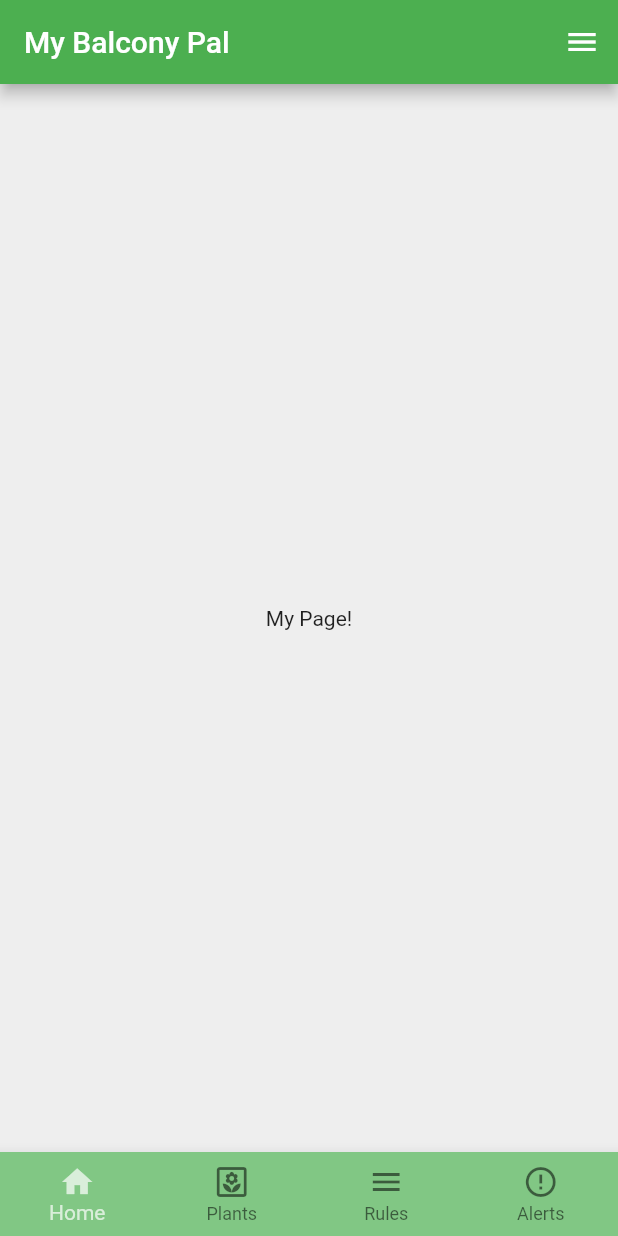
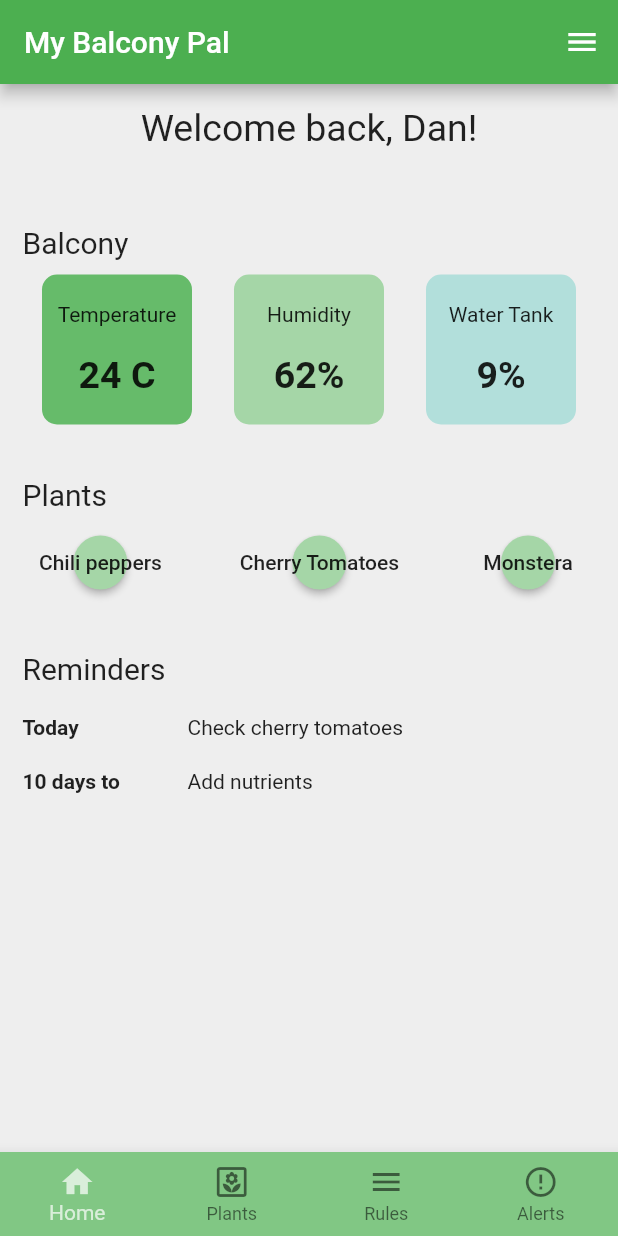
Before and after one commit to EssiPry/lut-my-balcony-pal, a Flutter app: the screen it shows after launch, on a phone screen of 412 x 824 dp. Run offline on Flutter 3.47's test engine with Material 2 defaults, Android fonts, the phone set to English and light mode, and no system bars.

Commit message:
adds the body layout

```diff
--- a/my_balcony_pal/lib/main.dart
+++ b/my_balcony_pal/lib/main.dart
@@ -23,8 +23,7 @@ class MyApp extends StatelessWidget {
           // Notice that the counter didn't reset back to zero; the application
           // is not restarted.
           primarySwatch: Colors.green,
-        canvasColor: Colors.grey[200]
-      ),
+          canvasColor: Colors.grey[200]),
       home: const MyHomePage(title: 'My Balcony Pal'),
     );
   }
@@ -64,13 +63,15 @@ class _MyHomePageState extends State<MyHomePage> {
 
   @override
   Widget build(BuildContext context) {
-    const drawerIcons = [Icon(Icons.person_outline),
+    const drawerIcons = [
+      Icon(Icons.person_outline),
       Icon(Icons.edit_note),
       Icon(Icons.source_outlined),
       Icon(Icons.insights),
       Icon(Icons.settings),
       Icon(Icons.local_florist),
-                        Icon(Icons.help_outlined)];
+      Icon(Icons.help_outlined)
+    ];
     // This method is rerun every time setState is called, for instance as done
     // by the _incrementCounter method above.
     //
@@ -83,28 +84,33 @@ class _MyHomePageState extends State<MyHomePage> {
         // the App.build method, and use it to set our appbar title.
         title: Text(widget.title),
       ),
-      body: const Center(
-        child: Text('My Page!'),
+
+      body: Column(
+        children: [
+          WelcomeText('Dan'),
+          Section('Balcony'),
+          BalconyInfo(),
+          Section('Plants'),
+          PlantList(),
+          Section('Reminders'),
+          ReminderList(),
+        ],
       ),
-
 
       //TÄÄ on oikea menu debugin alla piilossa
       endDrawer: Drawer(
-        child: ListView (
+        child: ListView(
           // Important: Remove any padding from the ListView.
           padding: EdgeInsets.zero,
           children: [
             ListTile(
               leading: Icon(Icons.person_outline),
               title: const Text('Name'),
-
               onTap: () {
                 Navigator.pop(context);
               },
             ),
-            const Divider(
-            color: Colors.grey
-          ),
+            const Divider(color: Colors.grey),
             ListTile(
               leading: Icon(Icons.edit_note),
               title: const Text('Notes'),
@@ -177,3 +183,135 @@ bottomNavigationBar: BottomNavigationBar(
     );
   }
 }
+
+class WelcomeText extends StatelessWidget {
+  String name;
+
+  WelcomeText(this.name);
+  @override
+  Widget build(BuildContext context) {
+    return Container(
+        padding: const EdgeInsets.all(15),
+        child: Text('Welcome back, $name!', style: TextStyle(fontSize: 25)));
+  }
+}
+
+class Section extends StatelessWidget {
+  final String category;
+
+  Section(this.category);
+
+  @override
+  Widget build(BuildContext context) {
+    return Container(
+      width: MediaQuery.of(context).size.width,
+      padding: EdgeInsets.fromLTRB(15, 35, 10, 10),
+      child: Text(category,
+          textAlign: TextAlign.left, style: TextStyle(fontSize: 20)),
+    );
+  }
+}
+
+class BalconyInfo extends StatelessWidget {
+  @override
+  Widget build(BuildContext context) {
+    return Row(mainAxisAlignment: MainAxisAlignment.spaceEvenly, children: [
+      Container(
+          height: 100,
+          width: 100,
+          decoration: BoxDecoration(
+              borderRadius: BorderRadius.circular(10),
+              color: Colors.green[400]),
+          child: Column(
+              mainAxisAlignment: MainAxisAlignment.spaceEvenly,
+              children: [
+                Text('Temperature'),
+                Text('24 C',
+                    style: TextStyle(fontSize: 25, fontWeight: FontWeight.bold))
+              ])),
+      Container(
+          height: 100,
+          width: 100,
+          decoration: BoxDecoration(
+              borderRadius: BorderRadius.circular(10),
+              color: Colors.green[200]),
+          child: Column(
+              mainAxisAlignment: MainAxisAlignment.spaceEvenly,
+              children: [
+                Text('Humidity'),
+                Text('62%',
+                    style: TextStyle(fontSize: 25, fontWeight: FontWeight.bold))
+              ])),
+      Container(
+          height: 100,
+          width: 100,
+          decoration: BoxDecoration(
+              borderRadius: BorderRadius.circular(10), color: Colors.teal[100]),
+          child: Column(
+              mainAxisAlignment: MainAxisAlignment.spaceEvenly,
+              children: [
+                Text('Water Tank'),
+                Text('9%',
+                    style: TextStyle(fontSize: 25, fontWeight: FontWeight.bold))
+              ])),
+    ]);
+  }
+}
+
+class PlantList extends StatelessWidget {
+  @override
+  Widget build(BuildContext context) {
+    return Row(mainAxisAlignment: MainAxisAlignment.spaceAround, children: [
+      Plant('Chili peppers'),
+      Plant('Cherry Tomatoes'),
+      Plant('Monstera'),
+    ]);
+  }
+}
+
+//tää on vielä placeholder
+class Plant extends StatelessWidget {
+  String species;
+
+  Plant(this.species);
+
+  @override
+  Widget build(BuildContext context) {
+    return MaterialButton(
+        minWidth: 100,
+        child: Text(species),
+        color: Colors.green[200],
+        shape: const CircleBorder(),
+        onPressed: () {});
+  }
+}
+
+class ReminderList extends StatelessWidget {
+  @override
+  Widget build(BuildContext context) {
+    return Column(children: [
+      Reminder('Today', 'Check cherry tomatoes'),
+      Reminder('10 days to', 'Add nutrients')
+    ]);
+  }
+}
+
+class Reminder extends StatelessWidget {
+  final String when;
+  final String toDo;
+
+  Reminder(this.when, this.toDo);
+
+  @override
+  Widget build(BuildContext context) {
+    return Row(children: [
+      Padding(
+          padding: EdgeInsets.fromLTRB(15, 10, 10, 10),
+          child: SizedBox(
+              width: 100,
+              child:
+                  Text(when, style: TextStyle(fontWeight: FontWeight.bold)))),
+      Text(toDo)
+    ]);
+  }
+}
```
Lines whose indentation alone changed are shown as unchanged.
